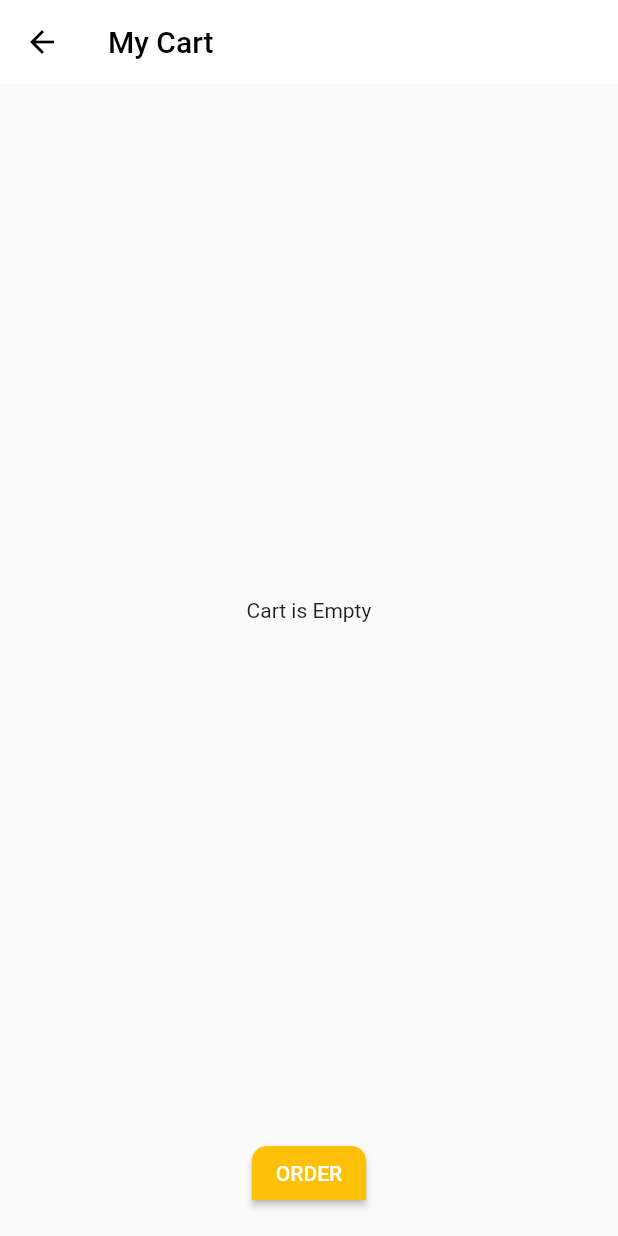
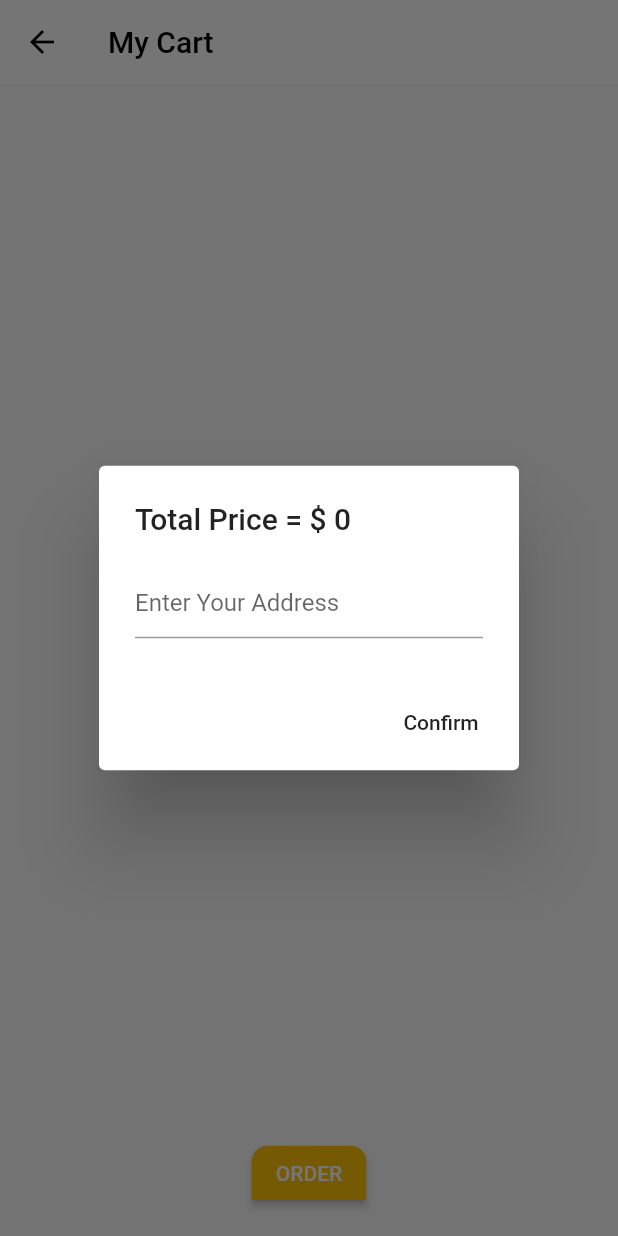
Before and after one commit to hager-shiref/E_Commerce, a Flutter app: the CartScreen screen opened by its route, after a tap on "ORDER", on a phone screen of 412 x 824 dp. Run offline on Flutter 3.47's test engine with Material 2 defaults, Android fonts, the phone set to English and light mode, and no system bars; our stand-ins replace cloud_firestore, firebase_auth, firebase_core, modal_progress_hud_nsn; accounts and stored records are empty.

Commit message:
Adding orders to FireStore

```diff
--- a/lib/constant.dart
+++ b/lib/constant.dart
@@ -13,3 +13,8 @@ const kJackets = 'jackets';
 const kTrousers = 'trousers';
 const kT_shirts = 't-shirts';
 const kShoes = 'shoes';
+const kOrders='Orders ';
+const kOrderDetails='OrderDetails';
+const kTotalPrice='TotalPrice';
+const kAddress='Address';
+const kProductQuantity='Quantity';
--- a/lib/screens/user/cart_screen.dart
+++ b/lib/screens/user/cart_screen.dart
@@ -2,6 +2,7 @@ import 'package:e_commerce/constant.dart';
 import 'package:e_commerce/models/product.dart';
 import 'package:e_commerce/provider/cart_item.dart';
 import 'package:e_commerce/screens/user/product_info.dart';
+import 'package:e_commerce/services/store.dart';
 import 'package:e_commerce/widgets/custom_menu.dart';
 import 'package:flutter/material.dart';
 import 'package:provider/provider.dart';
@@ -16,6 +17,7 @@ class CartScreen extends StatelessWidget {
     final double appBarHeight=AppBar().preferredSize.height;
     final double statusBarHeight=MediaQuery.of(context).padding.top;
     return Scaffold(
+      resizeToAvoidBottomInset:false ,
       appBar: AppBar(
         backgroundColor: Colors.white,
         elevation: 0,
@@ -107,7 +109,9 @@ class CartScreen extends StatelessWidget {
             minWidth: screenWidth,
             height: screenHeight*0.08,
             child: ElevatedButton(
-              onPressed: (){},
+              onPressed: (){
+                showCustomDialog(products,context);
+              },
               style: ElevatedButton.styleFrom(
                 primary: kMainColor,
                 shape: RoundedRectangleBorder(
@@ -151,4 +155,52 @@ class CartScreen extends StatelessWidget {
               })
         ]);
   }
+
+  void showCustomDialog(List<Product>products,context)async{
+    var price=getTotalPrice(products);
+    var address;
+    AlertDialog alertDialog=AlertDialog(
+      actions: [
+        MaterialButton(
+          onPressed: (){
+            Store _store=Store();
+          try{
+            _store.storeOrders({
+              kTotalPrice:price,
+              kAddress:address
+            },products);
+            ScaffoldMessenger.of(context)
+                .showSnackBar(SnackBar(content: Text('Order Successfully ')));
+            Navigator.pop(context);
+          }
+          catch (ex){
+            print(ex.message);
+          }
+          },
+          child: Text('Confirm'),
+        )
+      ],
+      title: Text('Total Price = \$ $price'),
+      content: TextField(
+        onChanged: (value){
+          address=value;
+        },
+        decoration: InputDecoration(
+          hintText: 'Enter Your Address'
+        ),
+      ),
+    );
+    showDialog(context: context, builder: (context){
+      return alertDialog;
+    });
+
+  }
+
+  getTotalPrice(List<Product> products) {
+    var price=0;
+    for(var product in products){
+      price+=product.pQuantity*int.parse(product.pPrice);
+    }
+    return price;
+  }
 }
--- a/lib/widgets/product_view.dart
+++ b/lib/widgets/product_view.dart
@@ -1,8 +1,6 @@
 import 'package:e_commerce/models/product.dart';
 import 'package:e_commerce/screens/user/product_info.dart';
 import 'package:flutter/material.dart';
-
-import '../constant.dart';
 import '../functions.dart';
 
 Widget productView(String pCategory, List<Product> allProducts) {
@@ -57,8 +55,8 @@ Widget productView(String pCategory, List<Product> allProducts) {
     );
   }
   else{
-    return CircularProgressIndicator(
-      backgroundColor: kMainColor,
+    return Center(
+      child: CircularProgressIndicator(),
     );
   }
 }
```
Also changed, not shown: lib/screens/user/product_info.dart (+16 -3 lines), lib/services/store.dart (+12 -0 lines).
